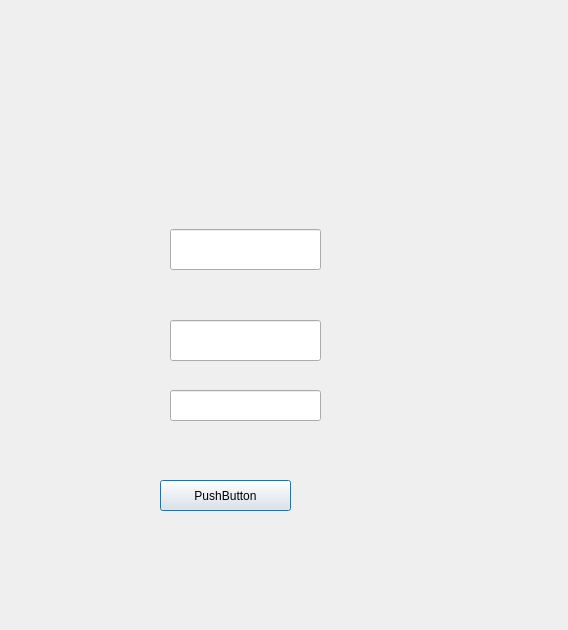
First picture: the form in admin.ui, repository tr1plejj/crm-v1-app, before the edit.
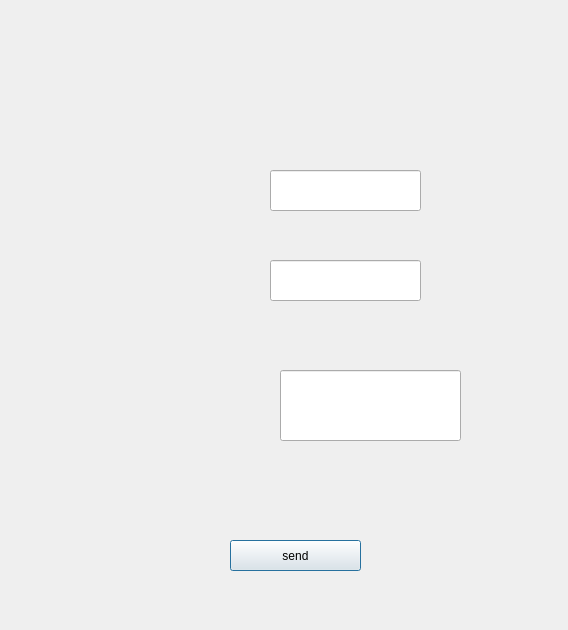
Second picture: the form after the edit.

What changed in the file:
```diff
--- a/admin.ui
+++ b/admin.ui
@@ -16,8 +16,8 @@
   <widget class="QLineEdit" name="lineEdit">
    <property name="geometry">
     <rect>
-     <x>170</x>
-     <y>229</y>
+     <x>270</x>
+     <y>170</y>
      <width>151</width>
      <height>41</height>
     </rect>
@@ -26,8 +26,8 @@
   <widget class="QLineEdit" name="lineEdit_2">
    <property name="geometry">
     <rect>
-     <x>170</x>
-     <y>320</y>
+     <x>270</x>
+     <y>260</y>
      <width>151</width>
      <height>41</height>
     </rect>
@@ -36,24 +36,24 @@
   <widget class="QLineEdit" name="lineEdit_3">
    <property name="geometry">
     <rect>
-     <x>170</x>
-     <y>390</y>
-     <width>151</width>
-     <height>31</height>
+     <x>280</x>
+     <y>370</y>
+     <width>181</width>
+     <height>71</height>
     </rect>
    </property>
   </widget>
   <widget class="QPushButton" name="pushButton">
    <property name="geometry">
     <rect>
-     <x>160</x>
-     <y>480</y>
+     <x>230</x>
+     <y>540</y>
      <width>131</width>
      <height>31</height>
     </rect>
    </property>
    <property name="text">
-    <string>PushButton</string>
+    <string>send</string>
    </property>
   </widget>
  </widget>
```
Left out of the diff: 8 changed lines with no effect on the pictures.
